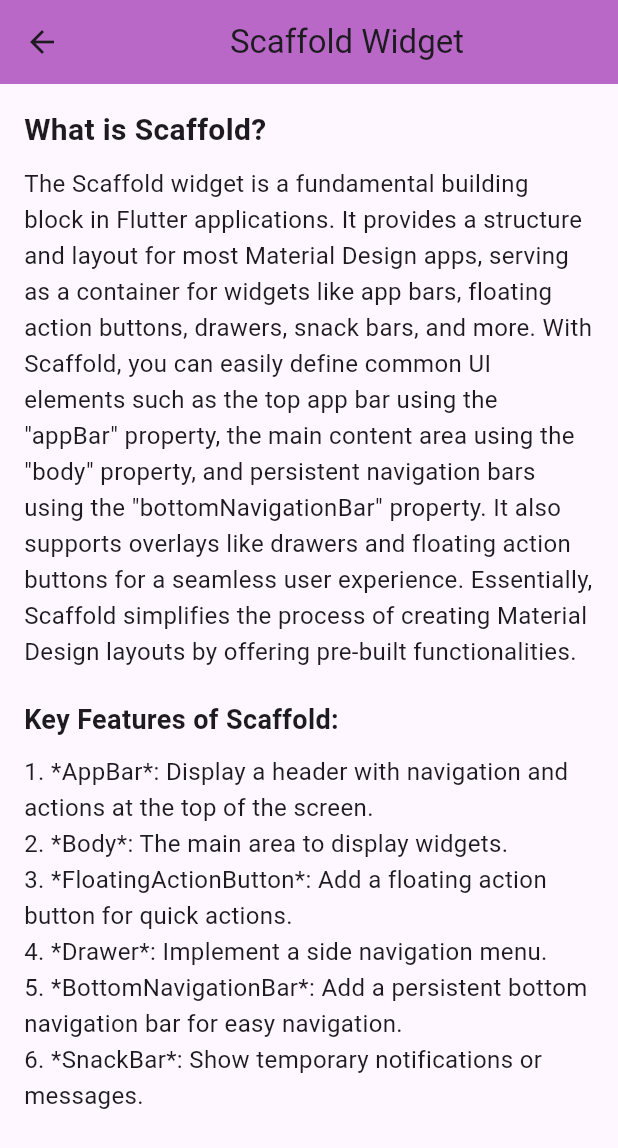
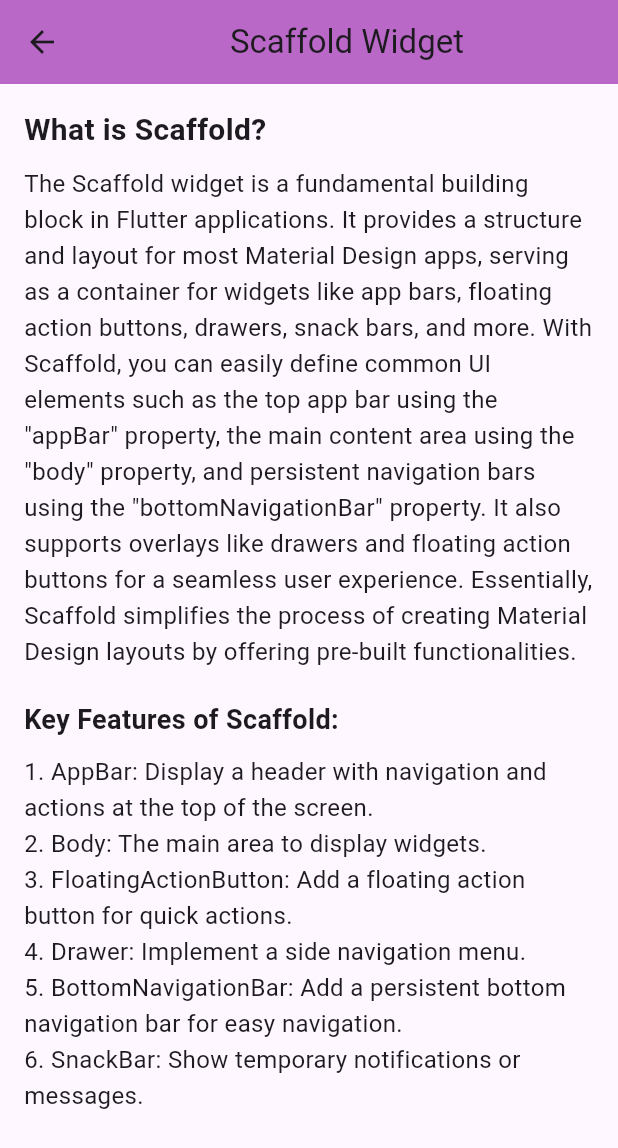
Before and after one commit to mominatufail/WidgetProject, a Flutter app: the ScaffoldScreen screen opened directly, on a phone screen of 412 x 824 dp. Shown: the top 1148 px of the screen. Run offline on Flutter 3.47's test engine with Material 3 defaults, Android fonts, the phone set to English and light mode, and no system bars.

Commit message:
scaffold updated

```diff
--- a/lib/ScaffoldWidget.dart
+++ b/lib/ScaffoldWidget.dart
@@ -32,12 +32,12 @@ class ScaffoldScreen extends StatelessWidget {
               ),
               SizedBox(height: 10),
               Text(
-                '1. *AppBar*: Display a header with navigation and actions at the top of the screen.\n'
-                    '2. *Body*: The main area to display widgets.\n'
-                    '3. *FloatingActionButton*: Add a floating action button for quick actions.\n'
-                    '4. *Drawer*: Implement a side navigation menu.\n'
-                    '5. *BottomNavigationBar*: Add a persistent bottom navigation bar for easy navigation.\n'
-                    '6. *SnackBar*: Show temporary notifications or messages.\n',
+                '1. AppBar: Display a header with navigation and actions at the top of the screen.\n'
+                    '2. Body: The main area to display widgets.\n'
+                    '3. FloatingActionButton: Add a floating action button for quick actions.\n'
+                    '4. Drawer: Implement a side navigation menu.\n'
+                    '5. BottomNavigationBar: Add a persistent bottom navigation bar for easy navigation.\n'
+                    '6. SnackBar: Show temporary notifications or messages.\n',
                 style: TextStyle(fontSize: 16, height: 1.5),
               ),
               SizedBox(height: 20),
--- a/lib/main.dart
+++ b/lib/main.dart
@@ -35,8 +35,8 @@ class MyApp extends StatelessWidget {
         useMaterial3: true,
       ),
       debugShowCheckedModeBanner: false,
-      home: MaterialAppScreen(),
-      //ScaffoldScreen(),
+      home: //MaterialAppScreen(),
+      ScaffoldScreen(),
       //const MyHomePage(title: 'Flutter Demo Home Page'),
     );
   }
```
